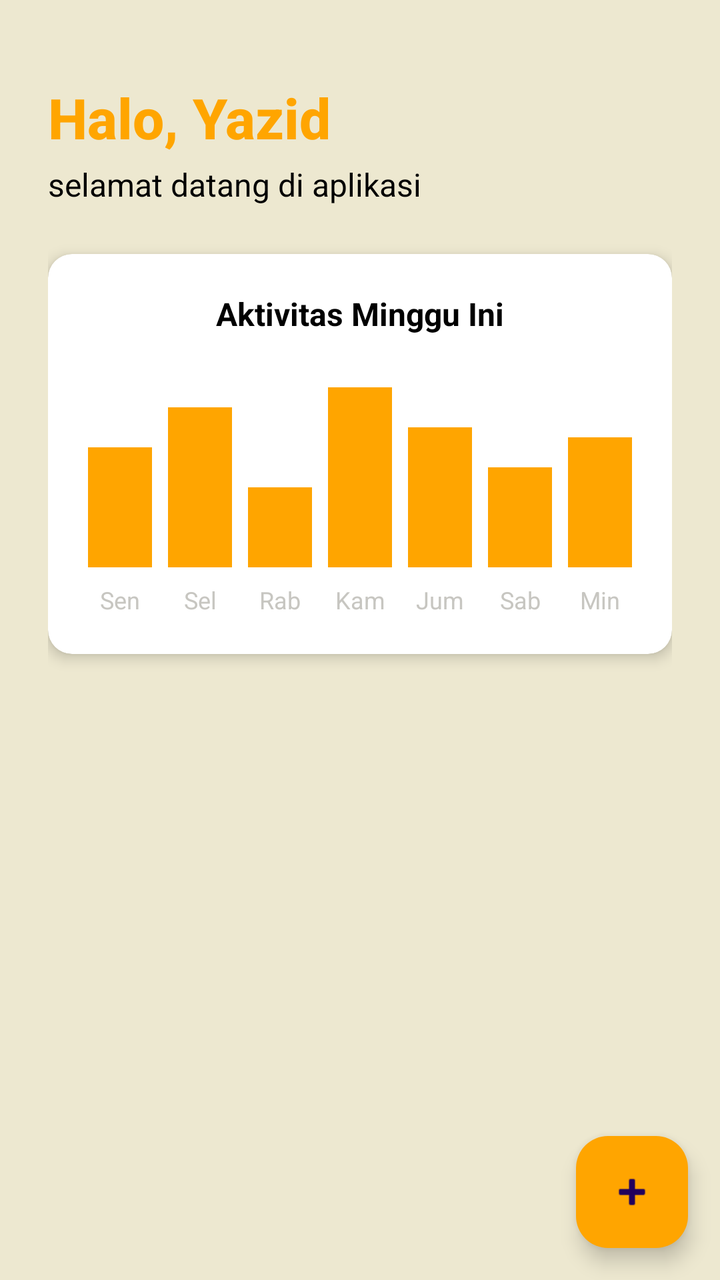
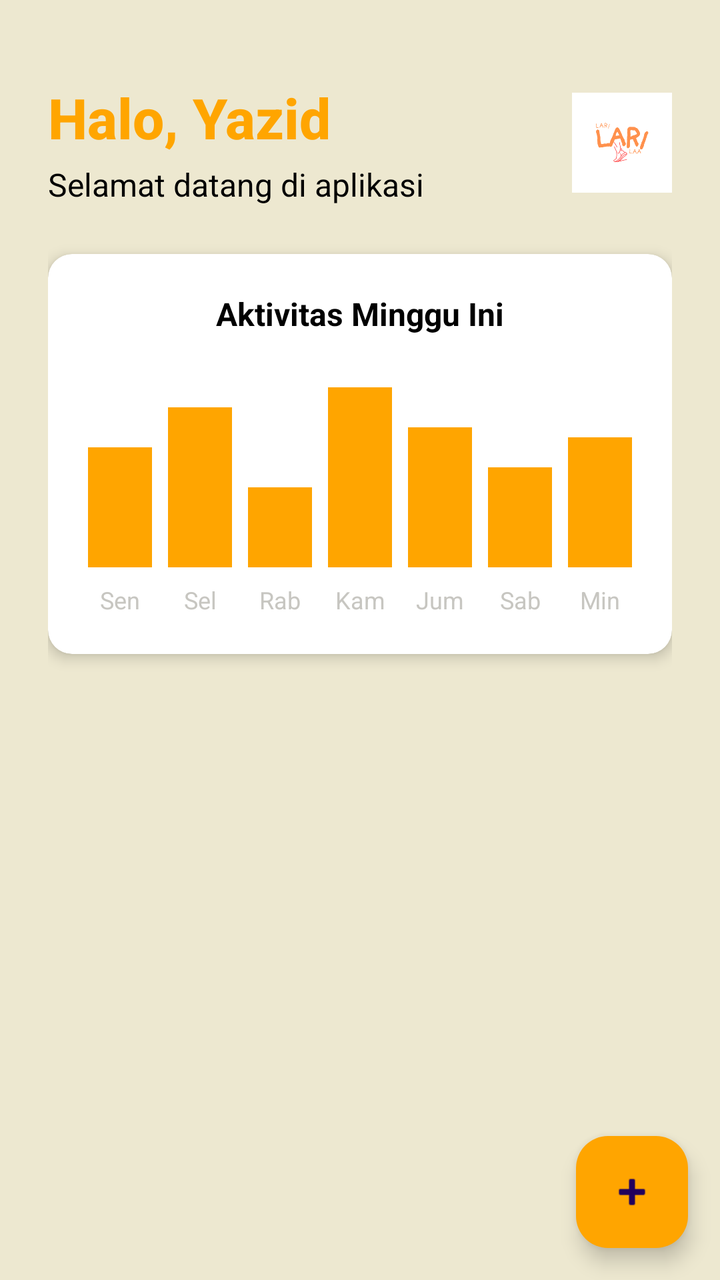

Two renders of the same Android screen: before a commit and after it. Below are the layout's source before the change and the commit's diff.
<!-- AndroidManifest.xml: application theme Theme.LariLari -->
<!-- res/layout/fragment_beranda.xml -->
<?xml version="1.0" encoding="utf-8"?>
<androidx.coordinatorlayout.widget.CoordinatorLayout xmlns:android="http://schemas.android.com/apk/res/android"
    xmlns:app="http://schemas.android.com/apk/res-auto"
    xmlns:tools="http://schemas.android.com/tools"
    android:layout_width="match_parent"
    android:layout_height="match_parent"
    android:background="@color/cream"
    android:id="@+id/beranda"
    tools:context=".Beranda">

    <ScrollView
        android:layout_width="match_parent"
        android:layout_height="match_parent"
        android:padding="24dp">

        <LinearLayout
            android:layout_width="match_parent"
            android:layout_height="wrap_content"
            android:orientation="vertical">

            <LinearLayout
                android:layout_width="match_parent"
                android:layout_height="wrap_content"
                android:orientation="vertical"
                android:layout_marginTop="16dp"
                android:layout_marginBottom="24dp">

                <TextView
                    android:layout_width="wrap_content"
                    android:layout_height="wrap_content"
                    android:text="Halo, Yazid"
                    android:textColor="@color/orange"
                    android:textSize="28sp"
                    android:textStyle="bold"
                    android:fontFamily="sans-serif-medium" />

                <TextView
                    android:layout_width="wrap_content"
                    android:layout_height="wrap_content"
                    android:text="selamat datang di aplikasi"
                    android:textColor="@color/black"
                    android:textSize="16sp"
                    android:layout_marginTop="4dp" />

            </LinearLayout>

            <androidx.cardview.widget.CardView
                android:layout_width="match_parent"
                android:layout_height="200dp"
                app:cardCornerRadius="12dp"
                app:cardElevation="4dp"
                app:cardBackgroundColor="@color/white"
                android:layout_marginBottom="16dp">

                <LinearLayout
                    android:layout_width="match_parent"
                    android:layout_height="match_parent"
                    android:orientation="vertical"
                    android:padding="16dp"
                    android:gravity="center">

                    <TextView
                        android:layout_width="wrap_content"
                        android:layout_height="wrap_content"
                        android:text="Aktivitas Minggu Ini"
                        android:textColor="@color/black"
                        android:textSize="16sp"
                        android:textStyle="bold"
                        android:layout_marginBottom="16dp" />

                    <LinearLayout
                        android:layout_width="match_parent"
                        android:layout_height="100dp"
                        android:orientation="horizontal"
                        android:gravity="bottom|center_horizontal"
                        android:weightSum="7">

                        <View
                            android:layout_width="0dp"
                            android:layout_height="60dp"
                            android:layout_weight="1"
                            android:background="@color/orange"
                            android:layout_marginHorizontal="4dp" />

                        <View
                            android:layout_width="0dp"
                            android:layout_height="80dp"
                            android:layout_weight="1"
                            android:background="@color/orange"
                            android:layout_marginHorizontal="4dp" />

                        <View
                            android:layout_width="0dp"
                            android:layout_height="40dp"
                            android:layout_weight="1"
                            android:background="@color/orange"
                            android:layout_marginHorizontal="4dp" />

                        <View
                            android:layout_width="0dp"
                            android:layout_height="90dp"
                            android:layout_weight="1"
                            android:background="@color/orange"
                            android:layout_marginHorizontal="4dp" />

                        <View
                            android:layout_width="0dp"
                            android:layout_height="70dp"
                            android:layout_weight="1"
                            android:background="@color/orange"
                            android:layout_marginHorizontal="4dp" />

                        <View
                            android:layout_width="0dp"
                            android:layout_height="50dp"
                            android:layout_weight="1"
                            android:background="@color/orange"
                            android:layout_marginHorizontal="4dp" />

                        <View
                            android:layout_width="0dp"
                            android:layout_height="65dp"
                            android:layout_weight="1"
                            android:background="@color/orange"
                            android:layout_marginHorizontal="4dp" />

                    </LinearLayout>

                    <LinearLayout
                        android:layout_width="match_parent"
                        android:layout_height="wrap_content"
                        android:orientation="horizontal"
                        android:layout_marginTop="8dp"
                        android:weightSum="7">

                        <TextView android:layout_width="0dp" android:layout_height="wrap_content" android:layout_weight="1" android:text="Sen" android:textSize="12sp" android:gravity="center" android:textColor="@color/grey" />
                        <TextView android:layout_width="0dp" android:layout_height="wrap_content" android:layout_weight="1" android:text="Sel" android:textSize="12sp" android:gravity="center" android:textColor="@color/grey" />
                        <TextView android:layout_width="0dp" android:layout_height="wrap_content" android:layout_weight="1" android:text="Rab" android:textSize="12sp" android:gravity="center" android:textColor="@color/grey" />
                        <TextView android:layout_width="0dp" android:layout_height="wrap_content" android:layout_weight="1" android:text="Kam" android:textSize="12sp" android:gravity="center" android:textColor="@color/grey" />
                        <TextView android:layout_width="0dp" android:layout_height="wrap_content" android:layout_weight="1" android:text="Jum" android:textSize="12sp" android:gravity="center" android:textColor="@color/grey" />
                        <TextView android:layout_width="0dp" android:layout_height="wrap_content" android:layout_weight="1" android:text="Sab" android:textSize="12sp" android:gravity="center" android:textColor="@color/grey" />
                        <TextView android:layout_width="0dp" android:layout_height="wrap_content" android:layout_weight="1" android:text="Min" android:textSize="12sp" android:gravity="center" android:textColor="@color/grey" />

                    </LinearLayout>

                </LinearLayout>

            </androidx.cardview.widget.CardView>

        </LinearLayout>

    </ScrollView>

    <com.google.android.material.floatingactionbutton.FloatingActionButton
        android:id="@+id/catat_lari"
        android:layout_width="wrap_content"
        android:layout_height="wrap_content"
        android:layout_gravity="bottom|end"
        android:layout_margin="16dp"
        android:src="@android:drawable/ic_input_add"
        android:contentDescription="Tambah aktivitas"
        app:backgroundTint="@color/orange"
        app:fabSize="normal" />

</androidx.coordinatorlayout.widget.CoordinatorLayout>
<!-- resources referenced by this layout -->
<resources>
  <color name="black">#FF000000</color>
  <color name="cream">#EDE8D0</color>
  <color name="grey">#C7C6C1</color>
  <color name="orange">#FFA500</color>
  <color name="white">#FFFFFFFF</color>
  <style name="Theme.LariLari" parent="Base.Theme.LariLari" />
  <style name="Base.Theme.LariLari" parent="Theme.Material3.DayNight.NoActionBar">
          
          
      </style>
</resources>

<!-- the commit's change to res/layout/fragment_beranda.xml (unified diff, before → after) -->
@@ -21,26 +21,42 @@
             <LinearLayout
                 android:layout_width="match_parent"
                 android:layout_height="wrap_content"
-                android:orientation="vertical"
+                android:orientation="horizontal"
+                android:gravity="center_vertical"
                 android:layout_marginTop="16dp"
                 android:layout_marginBottom="24dp">
 
-                <TextView
-                    android:layout_width="wrap_content"
+                <LinearLayout
+                    android:layout_width="0dp"
                     android:layout_height="wrap_content"
-                    android:text="Halo, Yazid"
-                    android:textColor="@color/orange"
-                    android:textSize="28sp"
-                    android:textStyle="bold"
-                    android:fontFamily="sans-serif-medium" />
+                    android:layout_weight="1"
+                    android:orientation="vertical">
 
-                <TextView
-                    android:layout_width="wrap_content"
-                    android:layout_height="wrap_content"
-                    android:text="selamat datang di aplikasi"
-                    android:textColor="@color/black"
-                    android:textSize="16sp"
-                    android:layout_marginTop="4dp" />
+                    <TextView
+                        android:layout_width="wrap_content"
+                        android:layout_height="wrap_content"
+                        android:text="Halo, Yazid"
+                        android:textColor="@color/orange"
+                        android:textSize="28sp"
+                        android:textStyle="bold"
+                        android:fontFamily="sans-serif-medium" />
+
+                    <TextView
+                        android:layout_width="wrap_content"
+                        android:layout_height="wrap_content"
+                        android:text="Selamat datang di aplikasi"
+                        android:textColor="@color/black"
+                        android:textSize="16sp"
+                        android:layout_marginTop="4dp" />
+                </LinearLayout>
+
+                <ImageView
+                    android:id="@+id/btnProfile"
+                    android:layout_width="50dp"
+                    android:layout_height="50dp"
+                    android:backgroundTint="@color/orange"
+                    android:contentDescription="Running icon"
+                    android:src="@mipmap/ic_launcher_larilarilaa" />
 
             </LinearLayout>
 
<!-- resource entries referenced after the edit -->
@@ -5,6 +5,7 @@
   <color name="grey">#C7C6C1</color>
   <color name="orange">#FFA500</color>
   <color name="white">#FFFFFFFF</color>
+  <!-- mipmap ic_launcher_larilarilaa: webp bitmap (mipmap-hdpi, 2346 bytes) -->
   <style name="Theme.LariLari" parent="Base.Theme.LariLari" />
   <style name="Base.Theme.LariLari" parent="Theme.Material3.DayNight.NoActionBar">
           
